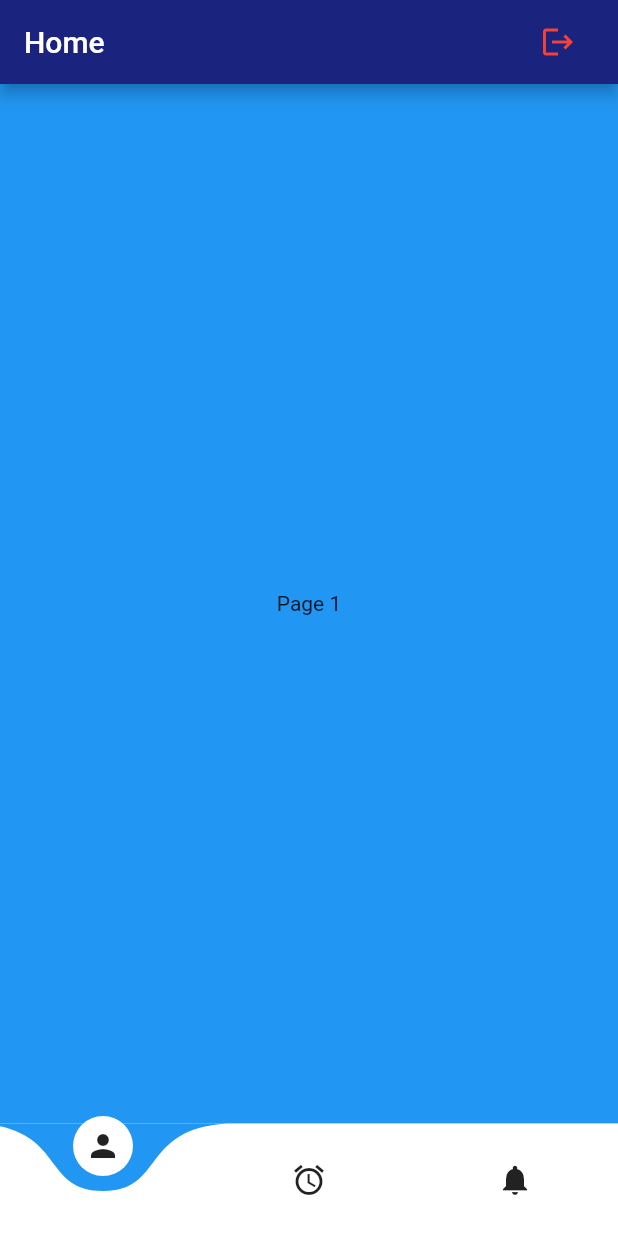
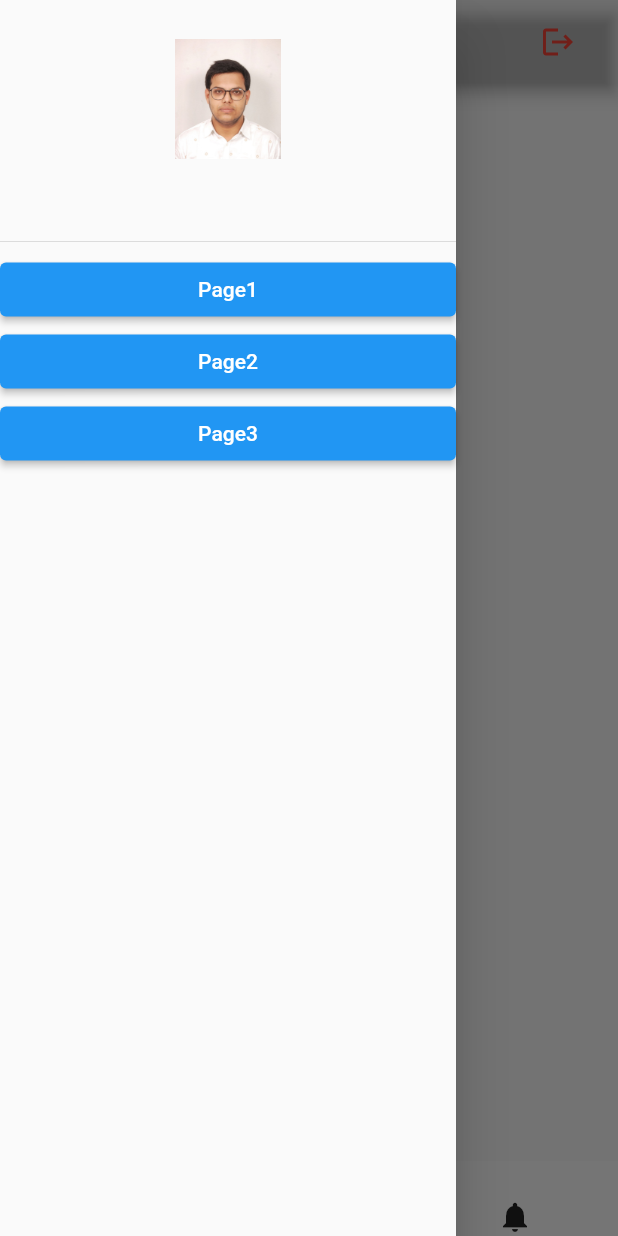
Before and after one commit to ChoyonBonik/phone_authentication_flutter, a Flutter app: the Home screen opened directly, with the side drawer open (before the commit the screen has no drawer), on a phone screen of 412 x 824 dp. Run offline on Flutter 3.47's test engine with Material 2 defaults, Android fonts, the phone set to English and light mode, and no system bars; drawn by our look-alikes of curved_navigation_bar; our stand-ins replace firebase_auth, firebase_core, fluttertoast; accounts and stored records are empty.

```diff
--- a/lib/home.dart
+++ b/lib/home.dart
@@ -14,15 +14,13 @@ class Home extends StatefulWidget {
 
 class _HomeState extends State<Home> {
   String uid = "";
-  final pages = [
-    Page1(), Page2(), Page3()
-  ];
+  final pages = [Page1(), Page2(), Page3()];
   var _page = 0;
   @override
   Widget build(BuildContext context) {
     return Scaffold(
       appBar: AppBar(
-        backgroundColor: Colors.indigo[900],
+        backgroundColor: Colors.transparent,
         title: Row(
           mainAxisAlignment: MainAxisAlignment.spaceBetween,
           children: [
@@ -41,6 +39,50 @@ class _HomeState extends State<Home> {
             ),
           ],
         ),
+      ),
+      drawer: Drawer(
+          child: ListView(
+        children: [
+          DrawerHeader(
+            child: Container(
+              child: Column(
+                children: [
+                  Material(
+                      borderRadius: BorderRadius.all(Radius.circular(150.0)),
+                      child: Padding(
+                        padding: EdgeInsets.all(10.0),
+                        child: Image.asset(
+                          'images/drawer_header.jpg',
+                          width: 80,
+                          height: 80,
+                        ),
+                      ))
+                ],
+              ),
+            ),
+          ),
+          ElevatedButton(
+            onPressed: () {},
+            child: Text('Page1'),
+          ),
+          ElevatedButton(
+            onPressed: () {},
+            child: Text('Page2'),
+          ),
+          ElevatedButton(
+            onPressed: () {},
+            child: Text('Page3'),
+          ),
+        ],
+      )
+          // Column(
+          //   mainAxisAlignment: MainAxisAlignment.center,
+          //   children: [
+          //     ElevatedButton(onPressed: (){}, child: Text("Page1"),),
+          //     ElevatedButton(onPressed: (){}, child: Text("Page2"),),
+          //     ElevatedButton(onPressed: (){}, child: Text("Page3"),),
+          //   ],
+          // ),
           ),
       body:
           // Center(
@@ -68,16 +110,16 @@ class _HomeState extends State<Home> {
           Icon(Icons.notifications),
         ],
         index: 0,
-        color: Colors.white,
-        buttonBackgroundColor: Colors.white,
+        //color: Colors.white,
+        buttonBackgroundColor: Colors.transparent,
         animationCurve: Curves.easeInOut,
         onTap: (index) {
           setState(() {
             _page = index;
           });
         },
-        //height: 70,
-        backgroundColor: Colors.blue,
+        height: 50,
+        backgroundColor: Colors.transparent,
         animationDuration: const Duration(milliseconds: 900),
       ),
     );
--- a/lib/main.dart
+++ b/lib/main.dart
@@ -1,5 +1,7 @@
 import 'package:firebase_core/firebase_core.dart';
 import 'package:flutter/material.dart';
+import 'package:otp_practice/home.dart';
+import 'package:otp_practice/pages/page1.dart';
 import 'login.dart';
 
 void main() async {
@@ -15,6 +17,8 @@ class MyApp extends StatelessWidget {
       home: LoginScreen(),
       debugShowCheckedModeBanner: false,
       color: Colors.indigo[900],
+      routes: {
+      },
     );
   }
 }
--- a/lib/pages/page1.dart
+++ b/lib/pages/page1.dart
@@ -6,7 +6,6 @@ class Page1 extends StatelessWidget {
   @override
   Widget build(BuildContext context) {
     return Scaffold(
-      backgroundColor: Colors.blue,
       body: Center(
          child: Text('Page 1'),
       ),
--- a/pubspec.yaml
+++ b/pubspec.yaml
@@ -64,9 +64,8 @@ flutter:
   uses-material-design: true
 
   # To add assets to your application, add an assets section, like this:
-  # assets:
-  #   - images/a_dot_burr.jpeg
-  #   - images/a_dot_ham.jpeg
+  assets:
+   - images/drawer_header.jpg
 
   # An image asset can refer to one or more resolution-specific "variants", see
   # https://flutter.dev/assets-and-images/#resolution-aware
```
Also changed, not shown: images/drawer_header.jpg (added). Lines whose indentation alone changed are shown as unchanged.
